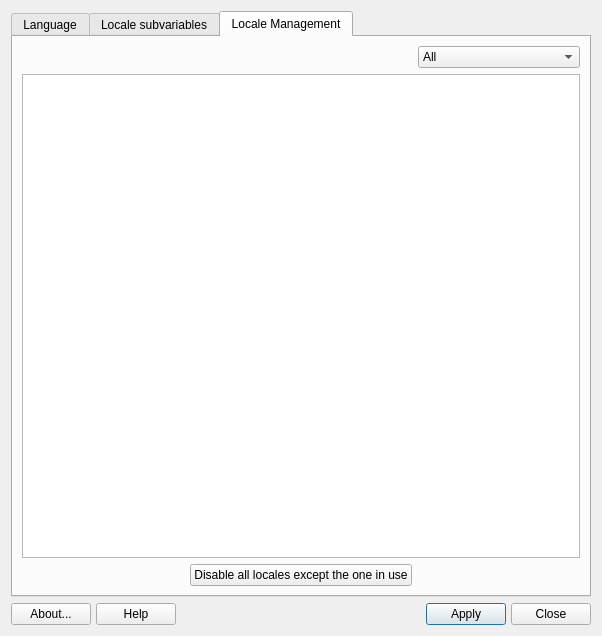
Before: the Qt Designer form mainwindow.ui in dolphinoracle/mx-locale, drawn with Qt 5.
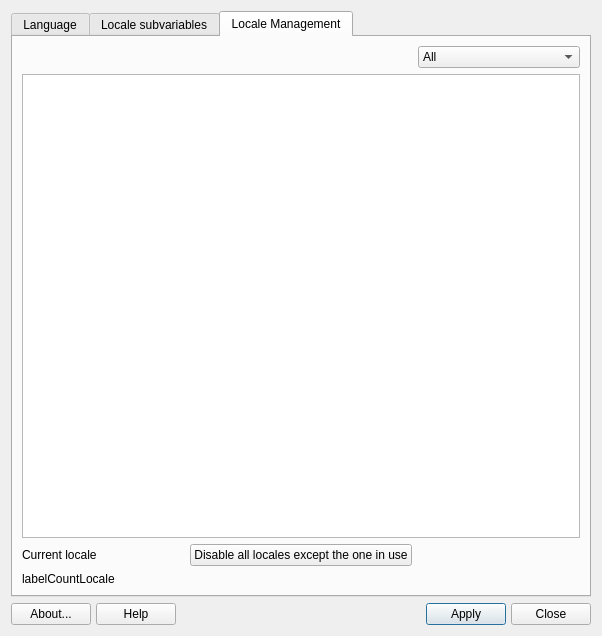
After: the same form once the commit is applied. Icons and pictures are not drawn.

Commit message: Run locale-gen if the locales were changed either when clicking Apply orwhen the app closes

Patch:
```diff
--- a/mainwindow.ui
+++ b/mainwindow.ui
@@ -426,22 +426,6 @@
        <string>Locale Management</string>
       </attribute>
       <layout class="QGridLayout" name="gridLayout">
-       <item row="2" column="0">
-        <spacer name="horizontalSpacer">
-         <property name="orientation">
-          <enum>Qt::Horizontal</enum>
-         </property>
-         <property name="sizeHint" stdset="0">
-          <size>
-           <width>40</width>
-           <height>20</height>
-          </size>
-         </property>
-        </spacer>
-       </item>
-       <item row="1" column="0" colspan="3">
-        <widget class="QListWidget" name="listWidget"/>
-       </item>
        <item row="2" column="1">
         <widget class="QPushButton" name="pushDisableLocales">
          <property name="text">
@@ -449,26 +433,6 @@
          </property>
         </widget>
        </item>
-       <item row="2" column="2">
-        <spacer name="horizontalSpacer_2">
-         <property name="orientation">
-          <enum>Qt::Horizontal</enum>
-         </property>
-         <property name="sizeHint" stdset="0">
-          <size>
-           <width>40</width>
-           <height>20</height>
-          </size>
-         </property>
-        </spacer>
-       </item>
-       <item row="0" column="0">
-        <widget class="QLabel" name="labelCurrentLocale">
-         <property name="text">
-          <string/>
-         </property>
-        </widget>
-       </item>
        <item row="0" column="2">
         <widget class="QComboBox" name="comboFilter">
          <item>
@@ -488,6 +452,23 @@
          </item>
         </widget>
        </item>
+       <item row="2" column="0">
+        <widget class="QLabel" name="labelCurrentLocale">
+         <property name="text">
+          <string notr="true">Current locale</string>
+         </property>
+        </widget>
+       </item>
+       <item row="1" column="0" colspan="3">
+        <widget class="QListWidget" name="listWidget"/>
+       </item>
+       <item row="3" column="0">
+        <widget class="QLabel" name="labelCountLocale">
+         <property name="text">
+          <string notr="true">labelCountLocale</string>
+         </property>
+        </widget>
+       </item>
       </layout>
      </widget>
     </widget>
```
Left out of the diff: 20 changed lines with no effect on the pictures. The commit also changes 2 other files.
